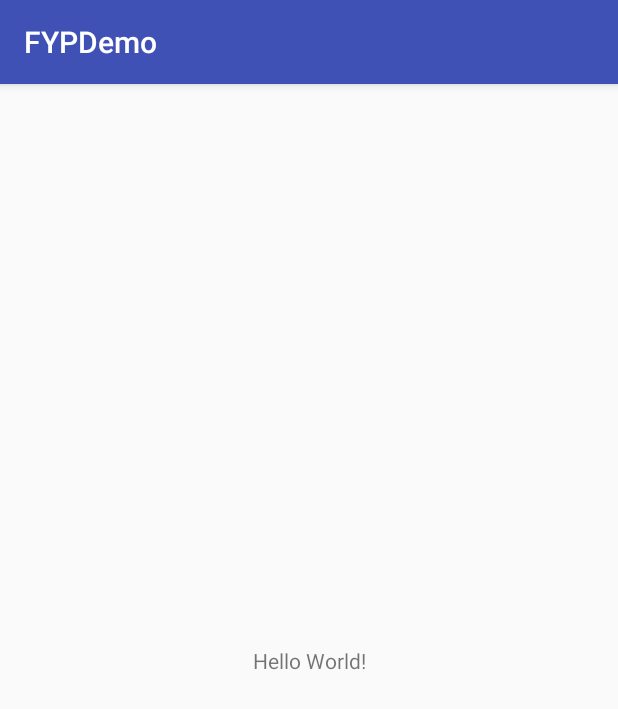
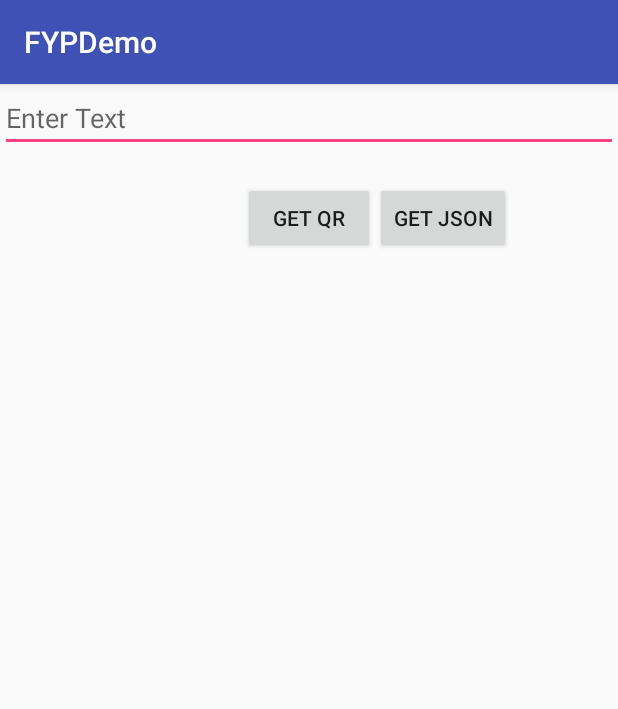
Before and after one commit to Fanner487/fypAndroidDemo, an Android app: the screen it shows after launch (MainActivity), on a phone screen of 412 x 824 dp. Shown: the top 709 px of the screen. Run offline under Robolectric (Android 15) with nearby library versions, the phone set to English and light mode, and no system bars; our stand-ins replace Volley; libraries missing offline, so code that uses them is left out: com.journeyapps.barcodescanner.

Commit message:
Added extra activity to view JSON data in Activity

```diff
--- a/FYPDemo/app/build.gradle
+++ b/FYPDemo/app/build.gradle
@@ -25,4 +25,7 @@ dependencies {
     testImplementation 'junit:junit:4.12'
     androidTestImplementation 'com.android.support.test:runner:1.0.1'
     androidTestImplementation 'com.android.support.test.espresso:espresso-core:3.0.1'
+    compile 'com.google.zxing:core:3.3.0'
+    compile 'com.journeyapps:zxing-android-embedded:3.5.0'
+    compile 'com.mcxiaoke.volley:library:1.0.0'
 }
--- a/FYPDemo/app/src/main/java/com/example/user/fypdemo/MainActivity.java
+++ b/FYPDemo/app/src/main/java/com/example/user/fypdemo/MainActivity.java
@@ -1,13 +1,73 @@
 package com.example.user.fypdemo;
 
+import android.content.Intent;
+import android.graphics.Bitmap;
 import android.support.v7.app.AppCompatActivity;
 import android.os.Bundle;
+import android.view.View;
+import android.widget.Button;
+import android.widget.EditText;
+import android.widget.ImageView;
+
+import com.android.volley.Response;
+import com.android.volley.VolleyError;
+import com.android.volley.toolbox.JsonArrayRequest;
+import com.google.zxing.BarcodeFormat;
+import com.google.zxing.MultiFormatWriter;
+import com.google.zxing.WriterException;
+import com.google.zxing.common.BitMatrix;
+import com.journeyapps.barcodescanner.BarcodeEncoder;
+
+import org.json.JSONArray;
+import org.json.JSONException;
+import org.json.JSONObject;
 
 public class MainActivity extends AppCompatActivity {
+
+    EditText text;
+    Button btnQrCode;
+    Button btnGetJson;
+    ImageView image;
 
     @Override
     protected void onCreate(Bundle savedInstanceState) {
         super.onCreate(savedInstanceState);
         setContentView(R.layout.activity_main);
+
+        text = findViewById(R.id.text);
+        btnQrCode = findViewById(R.id.gen_btn);
+        image = findViewById(R.id.imageQrCode);
+        btnGetJson = findViewById(R.id.btnGetJson);
+
+        btnQrCode.setOnClickListener(new View.OnClickListener() {
+            @Override
+            public void onClick(View view) {
+
+                MultiFormatWriter multiFormatWriter = new MultiFormatWriter();
+                String encodeMessage = text.getText().toString().trim();
+
+                try {
+
+                    int width = 200;
+                    int height = 200;
+
+                    BitMatrix bitMatrix = multiFormatWriter.encode(encodeMessage, BarcodeFormat.QR_CODE, width, height);
+                    BarcodeEncoder encoder = new BarcodeEncoder();
+                    Bitmap bitmap = encoder.createBitmap(bitMatrix);
+
+                    image.setImageBitmap(bitmap);
+                } catch (WriterException e) {
+                    e.printStackTrace();
+                }
+            }
+        });
+
+        btnGetJson.setOnClickListener(new View.OnClickListener() {
+            @Override
+            public void onClick(View view) {
+                Intent intent = new Intent(getApplicationContext(), JsonActivity.class);
+                startActivity(intent);
+            }
+        });
     }
 }
--- a/FYPDemo/app/src/main/res/layout/activity_main.xml
+++ b/FYPDemo/app/src/main/res/layout/activity_main.xml
@@ -1,19 +1,43 @@
 <?xml version="1.0" encoding="utf-8"?>
-<android.support.constraint.ConstraintLayout
-    xmlns:android="http://schemas.android.com/apk/res/android"
+<RelativeLayout xmlns:android="http://schemas.android.com/apk/res/android"
     xmlns:tools="http://schemas.android.com/tools"
-    xmlns:app="http://schemas.android.com/apk/res-auto"
     android:layout_width="match_parent"
-    android:layout_height="match_parent"
-    tools:context="com.example.user.fypdemo.MainActivity">
+    android:layout_height="match_parent">
 
-    <TextView
+    <EditText
+        android:layout_width="match_parent"
+        android:layout_height="wrap_content"
+        android:hint="Enter Text"
+        android:id="@+id/text"/>
+    <Button
+
         android:layout_width="wrap_content"
         android:layout_height="wrap_content"
-        android:text="Hello World!"
-        app:layout_constraintBottom_toBottomOf="parent"
-        app:layout_constraintLeft_toLeftOf="parent"
-        app:layout_constraintRight_toRightOf="parent"
-        app:layout_constraintTop_toTopOf="parent" />
+        android:layout_marginTop="20dp"
+        android:layout_centerHorizontal="true"
+        android:layout_below="@id/text"
+        android:text="get QR"
+        android:id="@+id/gen_btn"/>
 
-</android.support.constraint.ConstraintLayout>
+    <Button
+
+        android:layout_width="wrap_content"
+        android:layout_height="wrap_content"
+        android:layout_marginTop="20dp"
+        android:layout_centerHorizontal="true"
+        android:layout_below="@id/text"
+        android:layout_toRightOf="@id/gen_btn"
+        android:text="Get JSON"
+        android:id="@+id/btnGetJson"/>
+
+    <LinearLayout
+        android:layout_width="match_parent"
+        android:layout_height="500dp"
+        android:layout_below="@id/gen_btn">
+
+        <ImageView
+            android:layout_width="match_parent"
+            android:layout_height="match_parent"
+            android:id="@+id/imageQrCode"/>
+    </LinearLayout>
+</RelativeLayout>
```
Also changed, not shown: FYPDemo/app/src/main/AndroidManifest.xml (+6 -3 lines), FYPDemo/app/src/main/java/com/example/user/fypdemo/JsonActivity.java (added, +89 -0 lines), FYPDemo/app/src/main/java/com/example/user/fypdemo/RequestQueueInstance.java (added, +47 -0 lines), FYPDemo/app/src/main/res/layout/activity_json.xml (added, +16 -0 lines).
